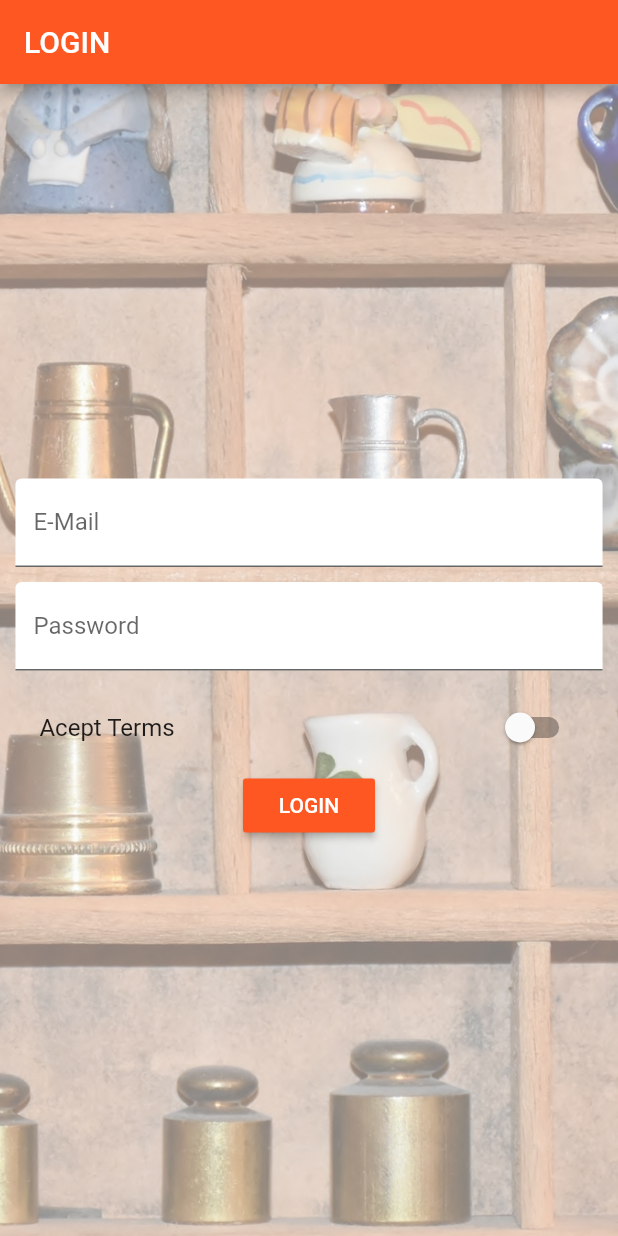
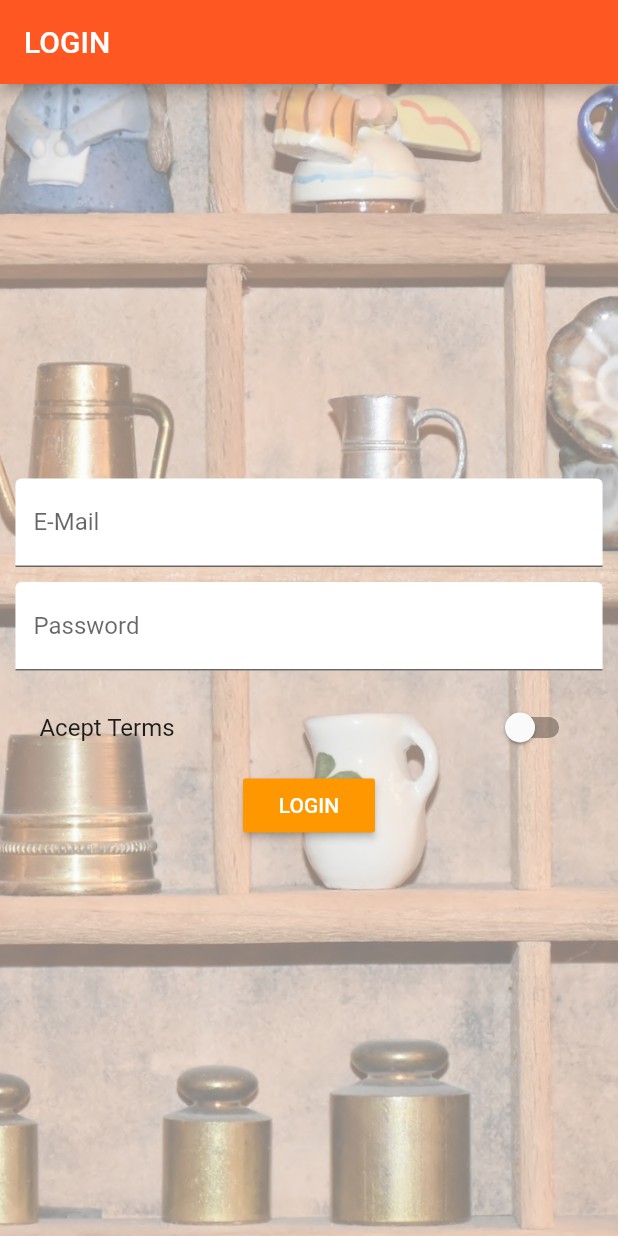
Before and after one commit to UnDer-7/curso-flutter, a Flutter app: the screen it shows after launch, on a phone screen of 412 x 824 dp. Run offline on Flutter 3.47's test engine with Material 2 defaults, Android fonts, the phone set to English and light mode, and no system bars.

Commit message:
some stuff

```diff
--- a/lib/main.dart
+++ b/lib/main.dart
@@ -27,7 +27,8 @@ class _MyAppState extends State<MyApp> {
 //        debugShowMaterialGrid: true,
         theme: ThemeData(
             primarySwatch: Colors.deepOrange,
-            accentColor: Colors.orange
+            accentColor: Colors.orange,
+            buttonColor: Colors.orange,
         ),
 //        home: AuthPage(),
         routes: {
--- a/lib/pages/auth.dart
+++ b/lib/pages/auth.dart
@@ -35,9 +35,6 @@ class _AuthPage extends State<AuthPage> {
                                     SizedBox(height: 10),
                                     _buildAcceptSwitch(),
                                     RaisedButton(
-                                        color: Theme
-                                            .of(context)
-                                            .primaryColor,
                                         textColor: Colors.white,
                                         child: Text('LOGIN'),
                                         onPressed: _submitForm,
--- a/lib/pages/product_create.dart
+++ b/lib/pages/product_create.dart
@@ -33,9 +33,6 @@ class _ProductCreatePageState extends State<ProductCreatePage>{
                     ),
                     RaisedButton(
                         child: Text('Save'),
-                        color: Theme
-                            .of(context)
-                            .accentColor,
                         onPressed: _submitFomr,
                     )
                 ],
```
